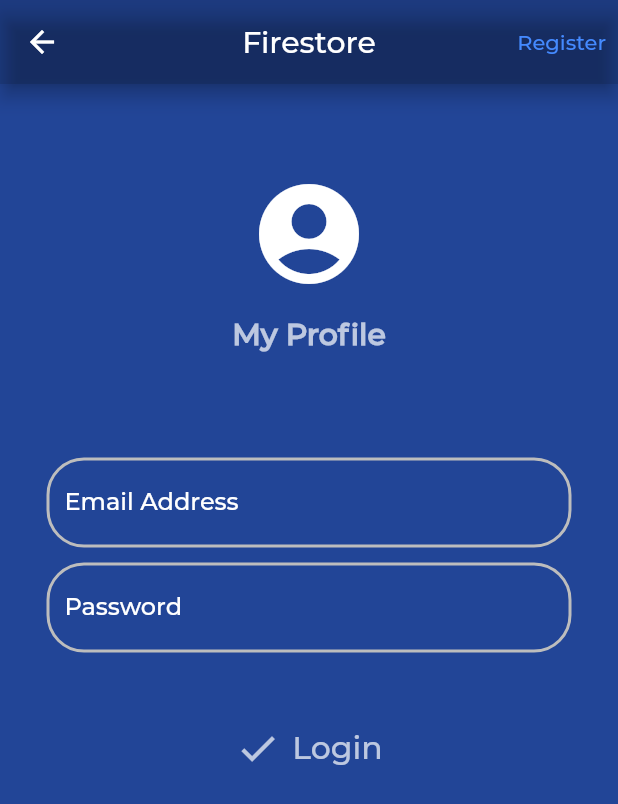
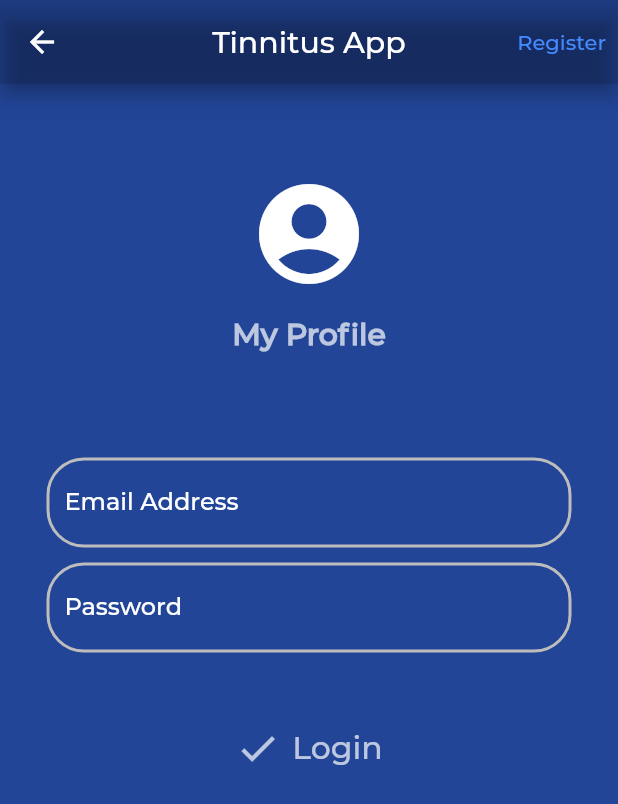
Before and after one commit to erickimdev/Tinnitus-Mobile-App, a Flutter app: the LoginPage screen opened by its route, on a phone screen of 412 x 824 dp. Shown: the top 804 px of the screen. Run offline on Flutter 3.47's test engine with Material 2 defaults, Android fonts, the phone set to English and light mode, and no system bars; our stand-ins replace charts_flutter, cloud_firestore, firebase_auth, firebase_core, random_string, table_calendar; missing offline and left inert: flutter_appauth, flutter_webview_plugin, oauth2_client; accounts and stored records are empty.

```diff
--- a/lib/pages/firestore_login.dart
+++ b/lib/pages/firestore_login.dart
@@ -230,7 +230,7 @@ class _LoginPageState extends State<LoginPage> {
       backgroundColor: Color.fromRGBO(34, 69, 151, 1),
 
       appBar: AppBar(
-        title: Text('Firestore'),
+        title: Text('Tinnitus App'),
         centerTitle: true,
         backgroundColor: Colors.black12,
         elevation: 5,
```
Also changed, not shown: lib/pages/smartwatch/parts/sleep.dart (+28 -28 lines).
